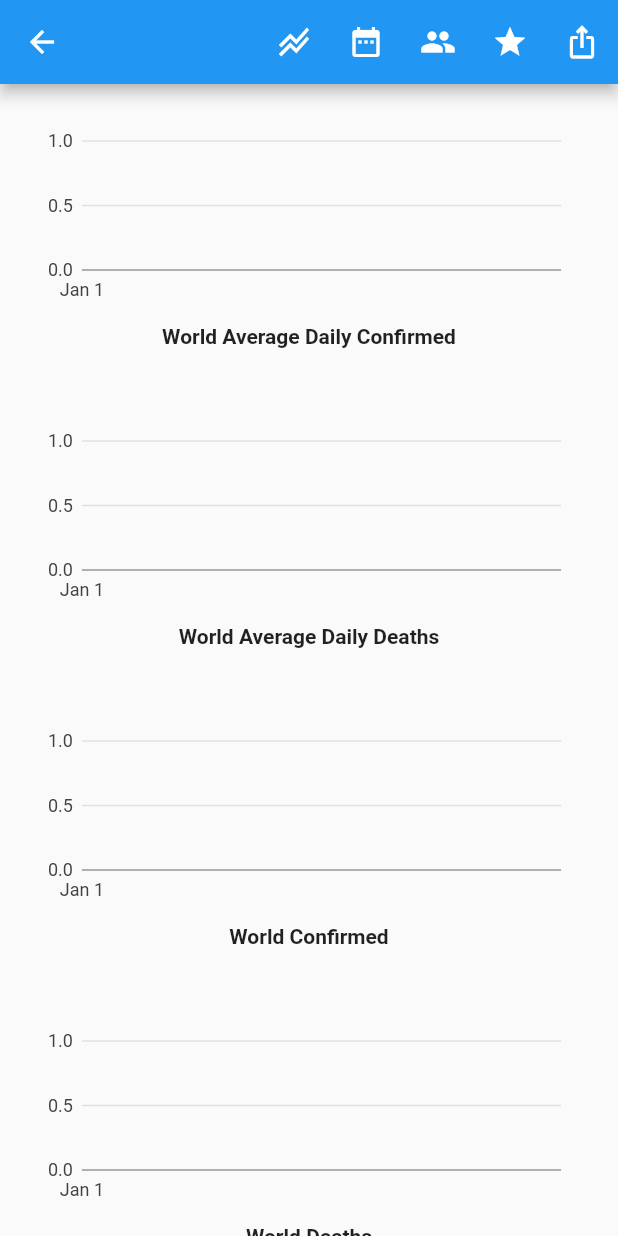
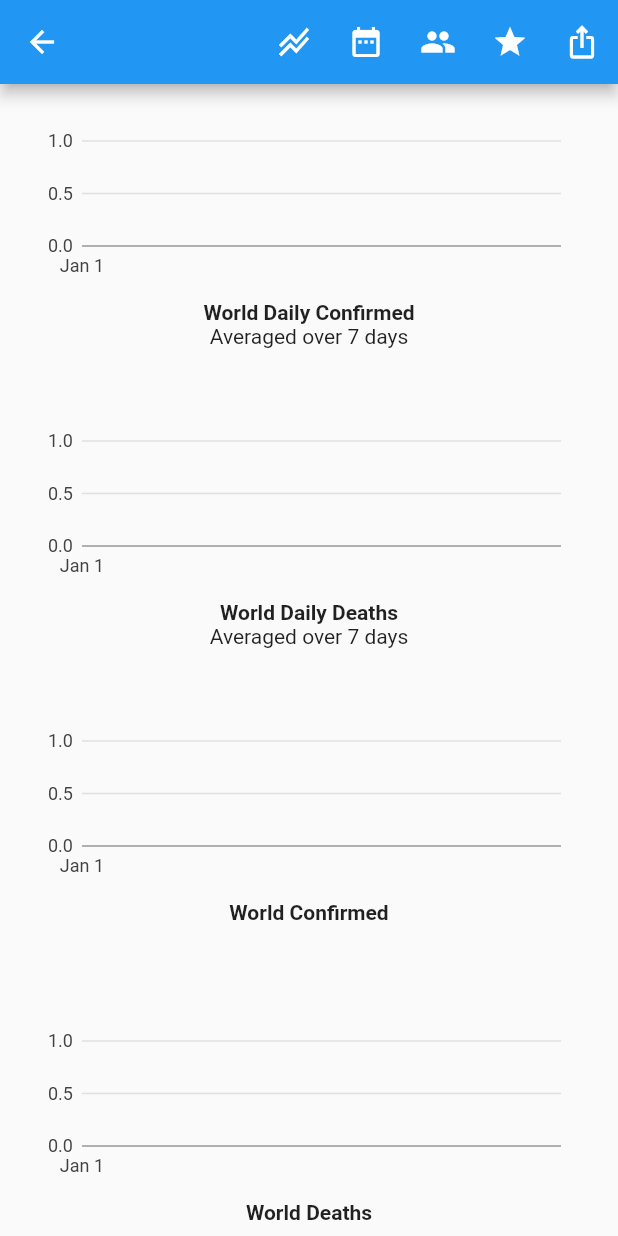
Before and after one commit to steveroe317/covid_trends, a Flutter app: the CovidChartGroupPage screen opened directly, on a phone screen of 412 x 824 dp. Run offline on Flutter 3.47's test engine with Material 2 defaults, Android fonts, the phone set to English and light mode, and no system bars; our stand-ins replace charts_flutter, cloud_firestore, firebase_auth, firebase_core, hex, share_plus and 1 more; accounts and stored records are empty; network calls fail.

Commit message:
Move optional "averaged over" into subtitle.

```diff
--- a/lib/widgets/covid_chart.dart
+++ b/lib/widgets/covid_chart.dart
@@ -21,7 +21,9 @@ import 'package:provider/provider.dart';
 
 import '../models/covid_entities_page_model.dart';
 import '../models/covid_timeseries_model.dart';
+import '../theme/size_scale.dart';
 import 'metric_formatter.dart';
+import 'ui_constants.dart';
 
 class CovidChart extends StatelessWidget {
   final CovidSeriesId seriesId;
@@ -46,6 +48,9 @@ class CovidChart extends StatelessWidget {
         : '';
     var scaleSuffix = (pageModel.per100k) ? ' per 100k' : '';
     var title = '$regionName$seriesName$scaleSuffix';
+    var subtitle = (UiConstants.averagedSeries.contains(seriesId))
+        ? UiConstants.averagedSubtitle
+        : null;
 
     // Get timestamps from the root of the admin entity tree, as it is most
     // likely to have been loaded already.
@@ -84,6 +89,8 @@ class CovidChart extends StatelessWidget {
     }
     if (showTitle) {
       chartBehaviors.add(charts.ChartTitle(title,
+          titlePadding: SizeScale.px4.round(),
+          subTitle: subtitle,
           behaviorPosition: charts.BehaviorPosition.bottom,
           titleOutsideJustification:
               charts.OutsideJustification.middleDrawArea));
@@ -154,11 +161,11 @@ class CovidChart extends StatelessWidget {
       case CovidSeriesId.Confirmed:
         return 'Confirmed';
       case CovidSeriesId.ConfirmedDaily:
-        return 'Average Daily Confirmed';
+        return 'Daily Confirmed';
       case CovidSeriesId.Deaths:
         return 'Deaths';
       case CovidSeriesId.DeathsDaily:
-        return 'Average Daily Deaths';
+        return 'Daily Deaths';
       case CovidSeriesId.Population:
         return 'Population';
     }
--- a/lib/widgets/covid_chart_group.dart
+++ b/lib/widgets/covid_chart_group.dart
@@ -112,20 +112,22 @@ class _LabelledCovidChart extends StatelessWidget {
         ? '${paths.first.last} '
         : '';
 
-    // This code to get the size of a text widget is from
-    // https://stackoverflow.com/questions/52659759
     var seriesName = CovidChart.covidSeriesName(seriesId);
-    var label = '$regionName$seriesName$scaleSuffix';
-    var labelTextStyle = TextStyle(fontWeight: FontWeight.w600);
-    final Size size = (TextPainter(
-            text: TextSpan(text: label, style: labelTextStyle),
-            maxLines: 1,
-            textScaleFactor: MediaQuery.of(context).textScaleFactor,
-            textDirection: TextDirection.ltr)
-          ..layout())
-        .size;
+    var title = '$regionName$seriesName$scaleSuffix';
+    var titleTextStyle = TextStyle(fontWeight: FontWeight.w600);
+    var subtitle = (UiConstants.averagedSeries.contains(seriesId))
+        ? UiConstants.averagedSubtitle
+        : '';
+    var subtitleTextStyle = TextStyle(fontWeight: FontWeight.normal);
+    Size titleSize = paintedTextSize(title, titleTextStyle, context);
+    Size subtitleSize = paintedTextSize(
+        UiConstants.averagedSubtitle, subtitleTextStyle, context);
     var chartHeight = labelledChartHeight -
-        (SizeScale.px24 + SizeScale.px8 + size.height + SizeScale.px24);
+        (SizeScale.px24 +
+            SizeScale.px8 +
+            titleSize.height +
+            subtitleSize.height +
+            SizeScale.px24);
 
     return Column(children: [
       Padding(
@@ -137,7 +139,7 @@ class _LabelledCovidChart extends StatelessWidget {
         ),
       ),
       Padding(
-          padding: EdgeInsets.fromLTRB(0, 0, 0, SizeScale.px24),
+          padding: EdgeInsets.zero,
           child: InkWell(
             onTap: () {
               Navigator.push(
@@ -146,8 +148,25 @@ class _LabelledCovidChart extends StatelessWidget {
                     builder: (context) => CovidChartPage(seriesId: seriesId)),
               );
             },
-            child: Center(child: Text(label, style: labelTextStyle)),
-          ))
+            child: Center(child: Text(title, style: titleTextStyle)),
+          )),
+      Padding(
+          padding: EdgeInsets.fromLTRB(0, 0, 0, SizeScale.px24),
+          child: Center(child: Text(subtitle, style: subtitleTextStyle))),
     ]);
   }
+
+  // This code to get the size of a text widget is from
+  // https://stackoverflow.com/questions/52659759
+  Size paintedTextSize(
+      String label, TextStyle labelTextStyle, BuildContext context) {
+    final Size titleSize = (TextPainter(
+            text: TextSpan(text: label, style: labelTextStyle),
+            maxLines: 1,
+            textScaleFactor: MediaQuery.of(context).textScaleFactor,
+            textDirection: TextDirection.ltr)
+          ..layout())
+        .size;
+    return titleSize;
+  }
 }
--- a/lib/widgets/ui_constants.dart
+++ b/lib/widgets/ui_constants.dart
@@ -12,12 +12,14 @@
 // See the License for the specific language governing permissions and
 // limitations under the License.import 'dart:collection';
 
+import '../models/covid_series_id.dart';
 import '../models/region_metric_id.dart';
 
 class UiConstants {
   // UI strings.
   static const noSortMetricName = 'Sort By Name';
   static const saveStar = 'Save Chart';
+  static const averagedSubtitle = 'Averaged over 7 days';
 
   // UI string functions.
   static String metricIdLabel(RegionMetricId metricId) {
@@ -58,6 +60,12 @@ class UiConstants {
     RegionMetricId.Spike,
   ];
 
+  // UI series averaged data series.
+  static const averagedSeries = [
+    CovidSeriesId.ConfirmedDaily,
+    CovidSeriesId.DeathsDaily,
+  ];
+
   // UI layout constants.
   static const iconWidth = 24.0;
   static const minCovidChartHeight = 200.0;
```
